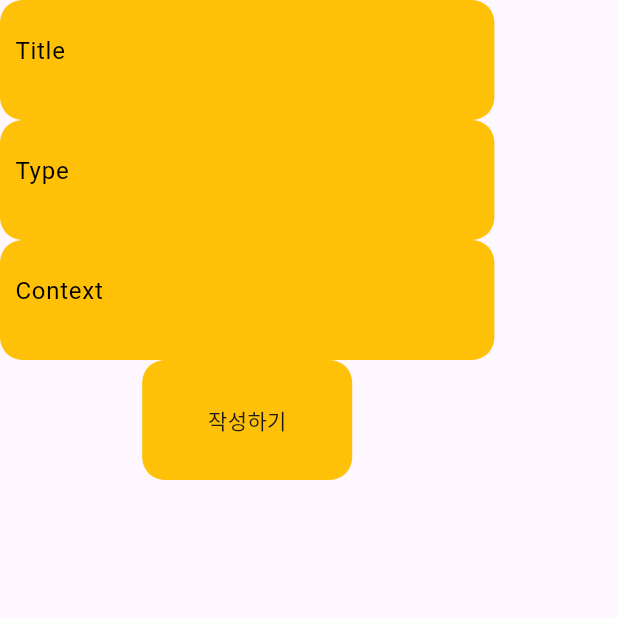
After one commit to GDG-on-Campus-SKHU/MOIDA_Mobile, a Flutter app: the WritePost screen opened directly, after a tap on "작성하기", on a phone screen of 412 x 824 dp, the top half of it. The commit adds this screen. Run offline on Flutter 3.47's test engine with Material 2 defaults, Android fonts, the phone set to English and light mode, and no system bars; our stand-ins replace flutter_secure_storage, fluttertoast; accounts and stored records are empty; network calls fail.

Commit message:
Feat(post) : post get & write controller

```diff
--- a/lib/Controller/authController.dart
+++ b/lib/Controller/authController.dart
@@ -2,6 +2,8 @@ import 'dart:convert';
 import 'package:flutter_secure_storage/flutter_secure_storage.dart';
 import 'package:flutter/material.dart';
 import 'package:http/http.dart' as http;
+
+final storage = FlutterSecureStorage();
 
 class SigninController {
   //회원가입 클래스
@@ -34,7 +36,7 @@ class SigninController {
 
 class LoginController {
   //로그인 클래스 & 토큰 관리
-  static final storage = FlutterSecureStorage();
+
   TextEditingController usernameController =
       TextEditingController(); //usernameController
   TextEditingController passwordController =
--- /dev/null
+++ b/lib/Controller/postController.dart
@@ -0,0 +1,55 @@
+import 'dart:convert';
+import 'package:flutter_secure_storage/flutter_secure_storage.dart';
+import 'package:flutter/material.dart';
+import 'package:http/http.dart' as http;
+import 'authController.dart';
+
+class getPostList {
+  static Future getPost() async {
+    const url = 'http://moida-skhu.duckdns.org/post/list';
+
+    String? token = await storage.read(key: 'Token');
+
+    var response = await http.get(
+      Uri.parse(url),
+      headers: {'Authorization': 'Bearer ${token}'},
+    );
+    if (response.statusCode == 200) {
+      print(token);
+      print(response.body);
+    } else {
+      print(response.body);
+    }
+  }
+}
+
+class writePostController {
+  static TextEditingController titleController =
+      TextEditingController(); //titleController
+  static TextEditingController typeController =
+      TextEditingController(); //typeController
+  static TextEditingController contextController =
+      TextEditingController(); //contextController
+  static Future postWrite() async {
+    const url = 'http://moida-skhu.duckdns.org/post/new';
+
+    String? token = await storage.read(key: 'Token');
+
+    var response = await http.post(Uri.parse(url),
+        headers: {
+          'Authorization': 'Bearer ${token}',
+          "Content-Type": "application/json",
+          'Charset': 'utf-8',
+        },
+        body: jsonEncode({
+          "title": titleController.text,
+          "type": typeController.text,
+          "context": contextController.text
+        }));
+    if (response.statusCode == 200) {
+      print(response.body);
+    } else {
+      print(response.body);
+    }
+  }
+}
--- a/lib/Screens/Login.dart
+++ b/lib/Screens/Login.dart
@@ -3,6 +3,7 @@ import 'package:flutter/src/widgets/container.dart';
 import 'package:flutter/src/widgets/framework.dart';
 import 'package:fluttertoast/fluttertoast.dart';
 import 'package:moida_mobile/Controller/authController.dart';
+import 'package:moida_mobile/Screens/Post/PostList.dart';
 import 'package:moida_mobile/Screens/SignIn.dart';
 
 import 'package:moida_mobile/Screens/loginTest.dart';
@@ -102,7 +103,7 @@ class _LoginState extends State<Login> {
                         Navigator.push(
                             context,
                             MaterialPageRoute(
-                                builder: ((context) => LoginTest())));
+                                builder: ((context) => PostList())));
                       }
                     },
                   ),
--- /dev/null
+++ b/lib/Screens/Post/PostList.dart
@@ -0,0 +1,31 @@
+import 'package:flutter/material.dart';
+import 'package:flutter/src/widgets/container.dart';
+import 'package:flutter/src/widgets/framework.dart';
+import 'package:moida_mobile/Screens/Post/WritePost.dart';
+import '../../Controller/postController.dart';
+
+class PostList extends StatefulWidget {
+  const PostList({super.key});
+
+  @override
+  State<PostList> createState() => _PostListState();
+}
+
+class _PostListState extends State<PostList> {
+  @override
+  Widget build(BuildContext context) {
+    return Scaffold(
+      body: Center(
+          child: IconButton(
+        icon: Icon(Icons.abc),
+        onPressed: () {
+          getPostList.getPost();
+        },
+      )),
+      floatingActionButton: FloatingActionButton(onPressed: (() {
+        Navigator.push(
+            context, MaterialPageRoute(builder: ((context) => WritePost())));
+      })),
+    );
+  }
+}
--- /dev/null
+++ b/lib/Screens/Post/WritePost.dart
@@ -0,0 +1,95 @@
+import 'package:flutter/material.dart';
+import 'package:flutter/src/widgets/container.dart';
+import 'package:flutter/src/widgets/framework.dart';
+import 'package:moida_mobile/Controller/postController.dart';
+
+class WritePost extends StatefulWidget {
+  const WritePost({super.key});
+
+  @override
+  State<WritePost> createState() => _WritePostState();
+}
+
+class _WritePostState extends State<WritePost> {
+  @override
+  Widget build(BuildContext context) {
+    return Scaffold(
+      body: SafeArea(
+          child: Column(
+        mainAxisAlignment: MainAxisAlignment.start,
+        children: [
+          Container(
+            width: MediaQuery.of(context).size.width * 0.8,
+            height: 80,
+            decoration: BoxDecoration(
+                borderRadius: BorderRadius.circular(15), color: Colors.amber),
+            child: Padding(
+              padding: const EdgeInsets.all(10),
+              child: TextField(
+                controller: writePostController.titleController,
+                decoration: InputDecoration(
+                  border: InputBorder.none,
+                  hintText: 'Title',
+                  hintStyle: TextStyle(
+                    color: Colors.black,
+                  ),
+                ),
+              ),
+            ),
+          ),
+          Container(
+            width: MediaQuery.of(context).size.width * 0.8,
+            height: 80,
+            decoration: BoxDecoration(
+                borderRadius: BorderRadius.circular(15), color: Colors.amber),
+            child: Padding(
+              padding: const EdgeInsets.all(10),
+              child: TextField(
+                controller: writePostController.typeController,
+                decoration: InputDecoration(
+                  border: InputBorder.none,
+                  hintText: 'Type',
+                  hintStyle: TextStyle(
+                    color: Colors.black,
+                  ),
+                ),
+              ),
+            ),
+          ),
+          Container(
+            width: MediaQuery.of(context).size.width * 0.8,
+            height: 80,
+            decoration: BoxDecoration(
+                borderRadius: BorderRadius.circular(15), color: Colors.amber),
+            child: Padding(
+              padding: const EdgeInsets.all(10),
+              child: TextField(
+                controller: writePostController.contextController,
+                decoration: InputDecoration(
+                  border: InputBorder.none,
+                  hintText: 'Context',
+                  hintStyle: TextStyle(
+                    color: Colors.black,
+                  ),
+                ),
+              ),
+            ),
+          ),
+          GestureDetector(
+            child: Container(
+              alignment: Alignment.center,
+              width: 140,
+              height: 80,
+              decoration: BoxDecoration(
+                  borderRadius: BorderRadius.circular(15), color: Colors.amber),
+              child: Text("작성하기"),
+            ),
+            onTap: () {
+              writePostController.postWrite();
+            },
+          )
+        ],
+      )),
+    );
+  }
+}
```
